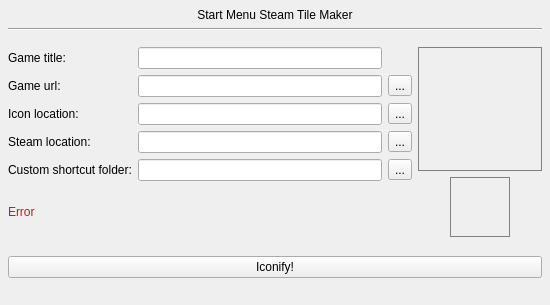
Old version of the form main.ui in the repository Apollo-Roboto/Win10-Start-menu-steam-tile-maker.
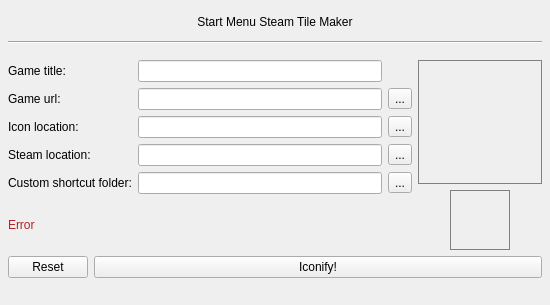
New version of the form.

Commit message: added reset button

```diff
--- a/main.ui
+++ b/main.ui
@@ -252,22 +252,22 @@
      </layout>
     </item>
     <item row="3" column="0" colspan="2">
-     <layout class="QVBoxLayout" name="verticalLayout">
+     <layout class="QHBoxLayout" name="horizontalLayout">
       <item>
-       <spacer name="verticalSpacer">
-        <property name="orientation">
-         <enum>Qt::Vertical</enum>
+       <widget class="QPushButton" name="reset_pushButton">
+        <property name="text">
+         <string>Reset</string>
         </property>
-        <property name="sizeHint" stdset="0">
-         <size>
-          <width>20</width>
-          <height>40</height>
-         </size>
-        </property>
-       </spacer>
+       </widget>
       </item>
       <item>
        <widget class="QPushButton" name="iconify_pushButton">
+        <property name="sizePolicy">
+         <sizepolicy hsizetype="Minimum" vsizetype="Fixed">
+          <horstretch>1</horstretch>
+          <verstretch>0</verstretch>
+         </sizepolicy>
+        </property>
         <property name="text">
          <string>Iconify!</string>
         </property>
```
The commit also changes 2 other files.
